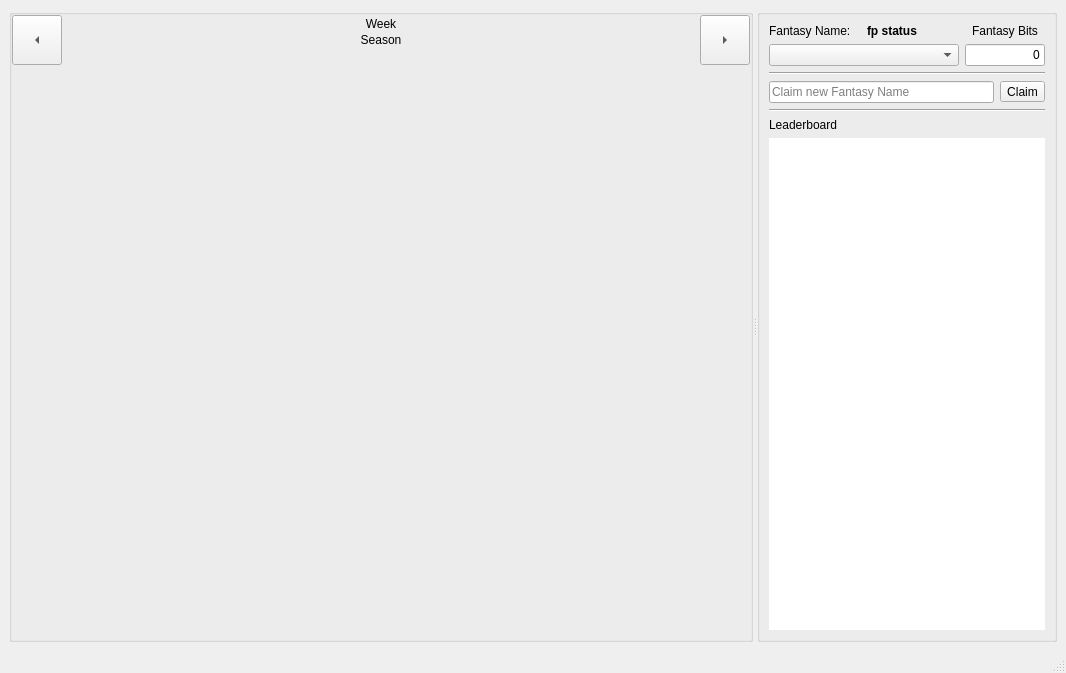
protoblock/protoblock, file cute-fantasy/mainwindow.ui: the form before one commit.
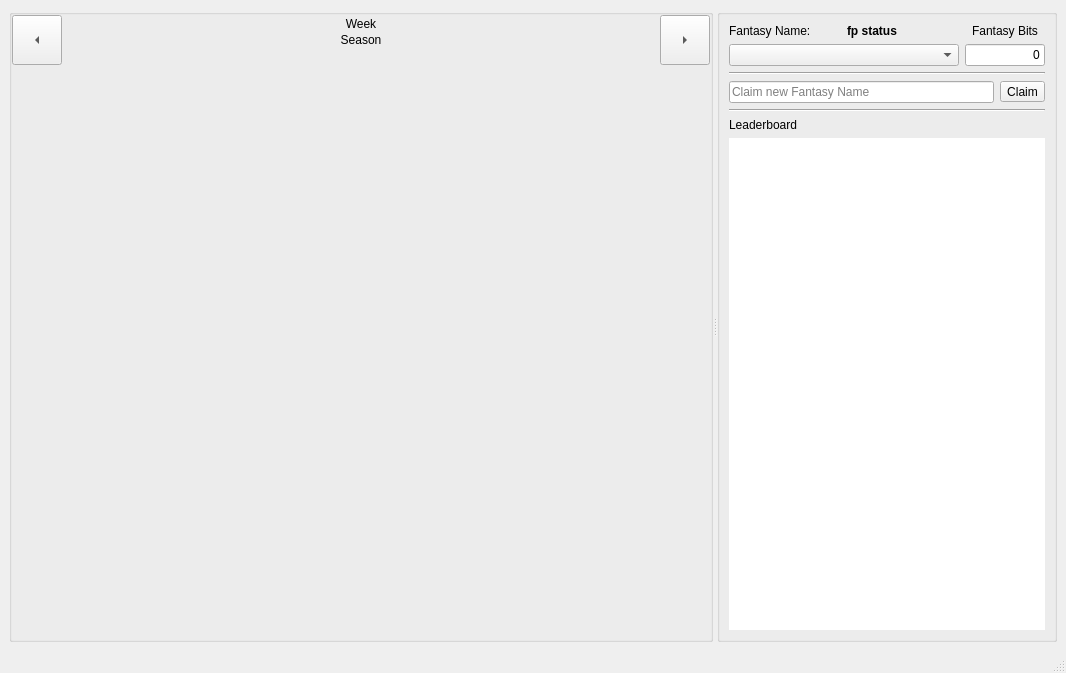
The form after the commit. Custom widgets are drawn as their Qt base class.

What changed in the file:
```diff
--- a/cute-fantasy/mainwindow.ui
+++ b/cute-fantasy/mainwindow.ui
@@ -195,7 +195,7 @@
        </property>
        <property name="maximumSize">
         <size>
-         <width>300</width>
+         <width>340</width>
          <height>16777215</height>
         </size>
        </property>
```
